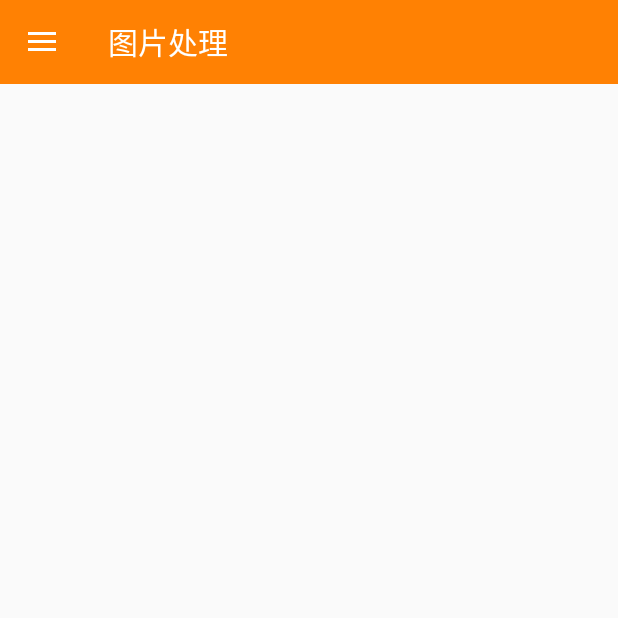
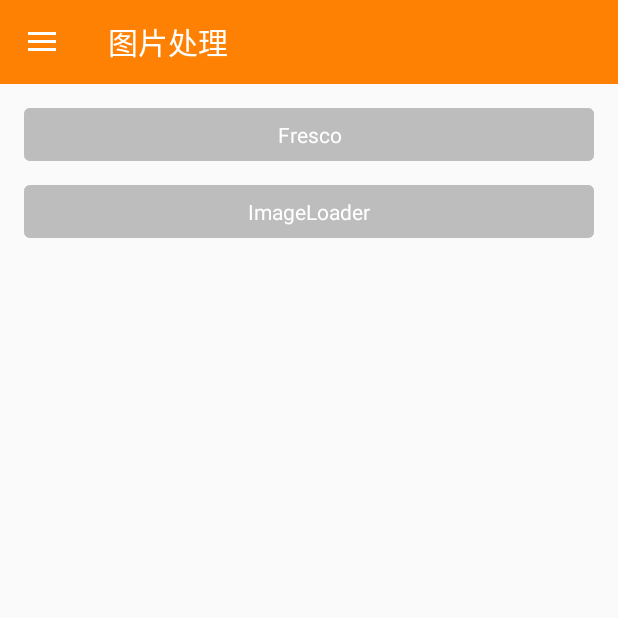
Before and after one commit to sunfusheng/In-depthStudy, an Android app: the screen it shows after launch (MainActivity), in the side drawer, after a tap on "图片处理", on a phone screen of 412 x 824 dp, the top half of it. Run offline under Robolectric (Android 15) with nearby library versions, the phone set to English and light mode, and no system bars; our stand-ins replace ButterKnife; libraries missing offline, so code that uses them is left out: com.afollestad.materialdialogs, com.facebook.drawee, com.orhanobut.logger, com.readystatesoftware.systembartint, de.devland.esperandro; plain views replace SimpleDraweeView; 11 statements that could not run were skipped.

Commit message:
图片库Fresco

```diff
--- a/app/build.gradle
+++ b/app/build.gradle
@@ -111,7 +111,7 @@ dependencies {
     }
 
     // Fresco
-    compile 'com.facebook.fresco:fresco:0.8.1'
+    compile 'com.facebook.fresco:fresco:0.9.0'
 
     // RxJava RxAndroid
     compile 'io.reactivex:rxjava:1.0.16'
--- a/app/src/main/AndroidManifest.xml
+++ b/app/src/main/AndroidManifest.xml
@@ -77,6 +77,10 @@
         <activity android:name=".ui.activity.ShoppingViewActivity"
                   android:screenOrientation="portrait"/>
 
+        <!-- Fresco -->
+        <activity android:name=".ui.activity.FrescoActivity"
+                  android:screenOrientation="portrait"/>
+
         <service android:name="com.amap.api.location.APSService"/>
 
     </application>
--- a/app/src/main/java/com/sun/study/control/NavigateManager.java
+++ b/app/src/main/java/com/sun/study/control/NavigateManager.java
@@ -8,6 +8,7 @@ import android.os.Environment;
 import android.provider.MediaStore;
 
 import com.sun.study.ui.activity.AmapActivity;
+import com.sun.study.ui.activity.FrescoActivity;
 import com.sun.study.ui.activity.OkHttpActivity;
 import com.sun.study.ui.activity.RetrofitActivity;
 import com.sun.study.ui.activity.ShoppingViewActivity;
@@ -111,4 +112,9 @@ public class NavigateManager {
         context.startActivity(intent);
     }
 
+    public static void gotoFrescoActivity(Context context) {
+        Intent intent = new Intent(context, FrescoActivity.class);
+        context.startActivity(intent);
+    }
+
 }
--- a/app/src/main/java/com/sun/study/ui/activity/MainActivity.java
+++ b/app/src/main/java/com/sun/study/ui/activity/MainActivity.java
@@ -16,6 +16,7 @@ import com.sun.study.R;
 import com.sun.study.framework.dialog.ToastTip;
 import com.sun.study.ui.fragment.CustomViewFragment;
 import com.sun.study.ui.fragment.HomeFragment;
+import com.sun.study.ui.fragment.ImageFragment;
 import com.sun.study.ui.fragment.MapFragment;
 import com.sun.study.ui.fragment.NetworkFragment;
 import com.sun.study.ui.fragment.RxJavaFragment;
@@ -192,6 +193,9 @@ public class MainActivity extends BaseActivity {
             case 4:
                 fragment = new NetworkFragment();
                 break;
+            case 5:
+                fragment = new ImageFragment();
+                break;
             case 6:
                 fragment = new MapFragment();
                 break;
--- a/app/src/main/java/com/sun/study/ui/fragment/ImageFragment.java
+++ b/app/src/main/java/com/sun/study/ui/fragment/ImageFragment.java
@@ -5,15 +5,55 @@ import android.support.annotation.Nullable;
 import android.view.LayoutInflater;
 import android.view.View;
 import android.view.ViewGroup;
+import android.widget.TextView;
+
+import com.sun.study.R;
+import com.sun.study.control.NavigateManager;
+
+import butterknife.Bind;
+import butterknife.ButterKnife;
 
 /**
  * Created by sunfusheng on 16/1/18.
  */
 public class ImageFragment extends BaseFragment {
 
+    @Bind(R.id.tv_Fresco)
+    TextView tvFresco;
+    @Bind(R.id.tv_ImageLoader)
+    TextView tvImageLoader;
+
     @Nullable
     @Override
     public View onCreateView(LayoutInflater inflater, @Nullable ViewGroup container, @Nullable Bundle savedInstanceState) {
-        return super.onCreateView(inflater, container, savedInstanceState);
+        View rootView = inflater.inflate(R.layout.fragment_image, container, false);
+        ButterKnife.bind(this, rootView);
+
+        initListener();
+        return rootView;
+    }
+
+    private void initListener() {
+        tvFresco.setOnClickListener(this);
+        tvImageLoader.setOnClickListener(this);
+    }
+
+    @Override
+    public void onClick(View v) {
+        super.onClick(v);
+        switch (v.getId()) {
+            case R.id.tv_Fresco:
+                NavigateManager.gotoFrescoActivity(getActivity());
+                break;
+            case R.id.tv_ImageLoader:
+
+                break;
+        }
+    }
+
+    @Override
+    public void onDestroyView() {
+        super.onDestroyView();
+        ButterKnife.unbind(this);
     }
 }
--- /dev/null
+++ b/app/src/main/res/layout/fragment_image.xml
@@ -0,0 +1,18 @@
+<?xml version="1.0" encoding="utf-8"?>
+<LinearLayout xmlns:android="http://schemas.android.com/apk/res/android"
+    android:orientation="vertical"
+    android:layout_width="match_parent"
+    android:layout_height="match_parent">
+
+    <TextView
+        android:id="@+id/tv_Fresco"
+        style="@style/TvButtonStyle"
+        android:layout_marginTop="16dp"
+        android:text="Fresco"/>
+
+    <TextView
+        android:id="@+id/tv_ImageLoader"
+        style="@style/TvButtonStyle"
+        android:text="ImageLoader"/>
+
+</LinearLayout>
```
Also changed, not shown: app/src/main/java/com/sun/study/ui/activity/FrescoActivity.java (added, +18 -0 lines), app/src/main/res/layout/activity_fresco.xml (added, +27 -0 lines).
